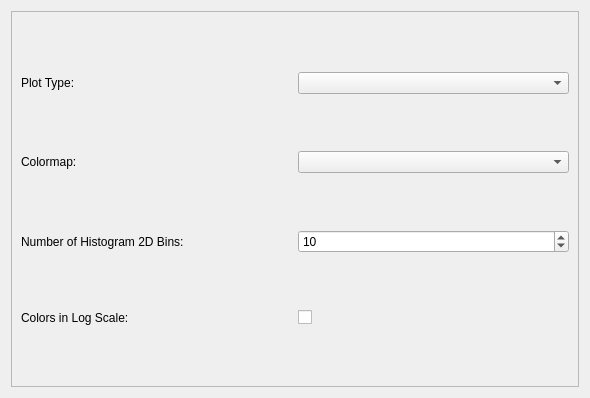
napari-phasors/napari-phasors, file src/napari_phasors/ui/plotter_inputs_widget_extra.ui: the form before one commit.
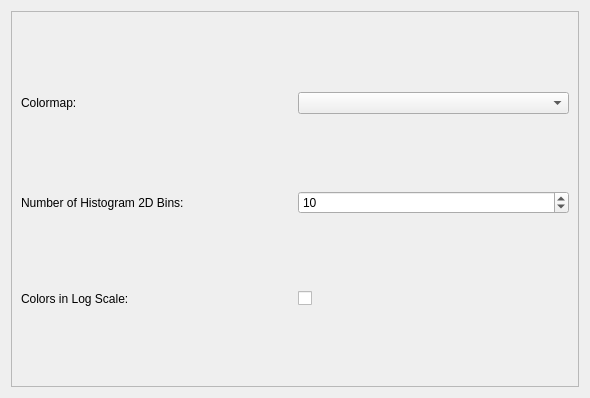
The form after the commit.

Commit message: Remove Plot type option and combobox, always plot histogram artist

What changed in the file:
```diff
--- a/src/napari_phasors/ui/plotter_inputs_widget_extra.ui
+++ b/src/napari_phasors/ui/plotter_inputs_widget_extra.ui
@@ -35,41 +35,28 @@
        </rect>
       </property>
       <layout class="QGridLayout" name="gridLayout">
-       <item row="4" column="1">
-        <widget class="QCheckBox" name="log_scale_checkbox">
-         <property name="text">
-          <string/>
-         </property>
-        </widget>
-       </item>
-       <item row="4" column="0">
+       <item row="3" column="0">
         <widget class="QLabel" name="label_4">
          <property name="text">
           <string>Colors in Log Scale:</string>
          </property>
         </widget>
        </item>
-       <item row="0" column="1">
-        <widget class="QComboBox" name="plot_type_combobox"/>
+       <item row="2" column="0">
+        <widget class="QLabel" name="label_3">
+         <property name="text">
+          <string>Number of Histogram 2D Bins:</string>
+         </property>
+        </widget>
        </item>
        <item row="0" column="0">
-        <widget class="QLabel" name="label_2">
-         <property name="text">
-          <string>Plot Type:</string>
-         </property>
-        </widget>
-       </item>
-       <item row="1" column="1">
-        <widget class="QComboBox" name="colormap_combobox"/>
-       </item>
-       <item row="1" column="0">
         <widget class="QLabel" name="label">
          <property name="text">
           <string>Colormap:</string>
          </property>
         </widget>
        </item>
-       <item row="3" column="1">
+       <item row="2" column="1">
         <widget class="QSpinBox" name="number_of_bins_spinbox">
          <property name="minimum">
           <number>2</number>
@@ -82,13 +69,16 @@
          </property>
         </widget>
        </item>
-       <item row="3" column="0">
-        <widget class="QLabel" name="label_3">
+       <item row="3" column="1">
+        <widget class="QCheckBox" name="log_scale_checkbox">
          <property name="text">
-          <string>Number of Histogram 2D Bins:</string>
+          <string/>
          </property>
         </widget>
        </item>
+       <item row="0" column="1">
+        <widget class="QComboBox" name="colormap_combobox"/>
+       </item>
       </layout>
      </widget>
     </widget>
```
The commit also changes 1 other file.
